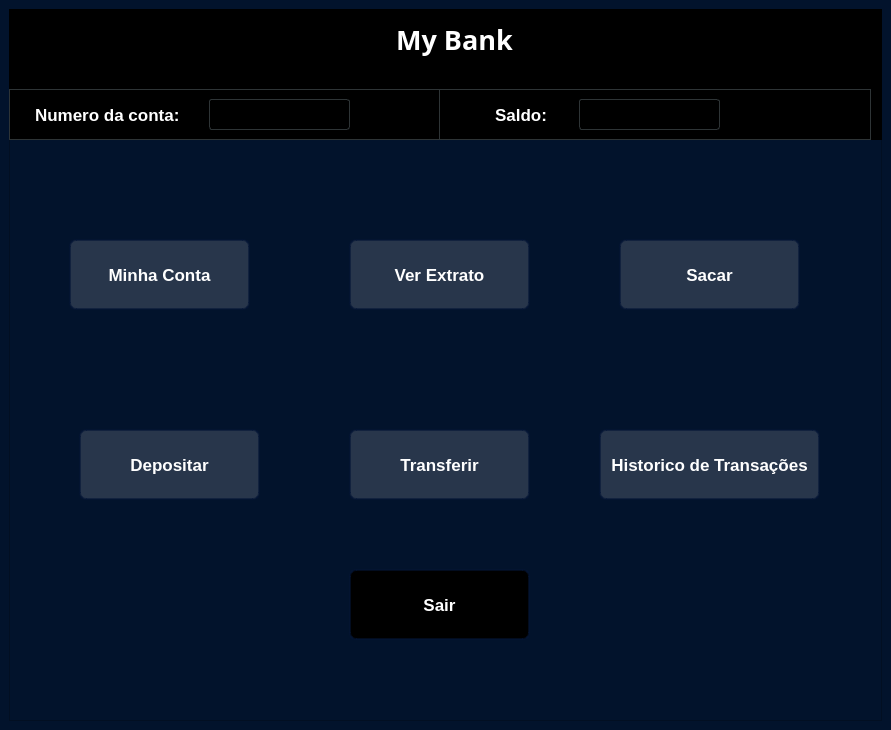
Qt form Telas/tela_menu.ui (David-Marcoss/POO2_Trabalho) before a commit.
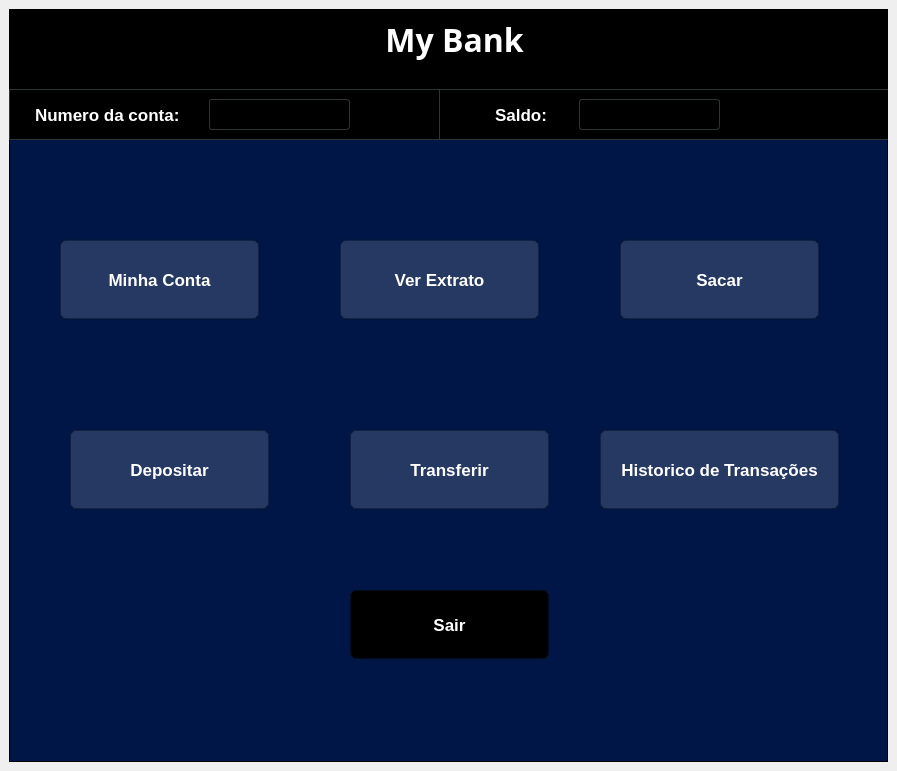
The same form after that commit. Icons and pictures are not drawn.

The edit to the form file:
```diff
--- a/Telas/tela_menu.ui
+++ b/Telas/tela_menu.ui
@@ -6,33 +6,39 @@
    <rect>
     <x>0</x>
     <y>0</y>
-    <width>891</width>
-    <height>730</height>
+    <width>897</width>
+    <height>771</height>
    </rect>
   </property>
   <property name="windowTitle">
    <string>MainWindow</string>
   </property>
   <property name="styleSheet">
-   <string notr="true">background-color: rgb(2, 19, 44);</string>
+   <string notr="true"/>
   </property>
   <widget class="QWidget" name="centralwidget">
+   <property name="styleSheet">
+    <string notr="true">color: rgb(238, 238, 236);</string>
+   </property>
    <layout class="QVBoxLayout" name="verticalLayout">
     <item>
      <widget class="QFrame" name="frame">
+      <property name="styleSheet">
+       <string notr="true">background-color: qlineargradient(spread:pad, x1:0.861, y1:0.881, x2:0.408, y2:0.374545, stop:0.293532 rgba(0, 22, 70, 255));</string>
+      </property>
       <property name="frameShape">
        <enum>QFrame::StyledPanel</enum>
       </property>
       <property name="frameShadow">
-       <enum>QFrame::Raised</enum>
+       <enum>QFrame::Sunken</enum>
       </property>
       <widget class="QPushButton" name="pushButton_7">
        <property name="geometry">
         <rect>
-         <x>60</x>
+         <x>50</x>
          <y>230</y>
-         <width>181</width>
-         <height>71</height>
+         <width>201</width>
+         <height>81</height>
         </rect>
        </property>
        <property name="font">
@@ -63,14 +69,33 @@
        <property name="text">
         <string>Minha Conta</string>
        </property>
+       <property name="icon">
+        <iconset>
+         <normaloff>imagens/icons8-um-círculo-de-usuário-64.png</normaloff>imagens/icons8-um-círculo-de-usuário-64.png</iconset>
+       </property>
+       <property name="iconSize">
+        <size>
+         <width>50</width>
+         <height>50</height>
+        </size>
+       </property>
+       <property name="checkable">
+        <bool>false</bool>
+       </property>
+       <property name="autoRepeat">
+        <bool>false</bool>
+       </property>
+       <property name="autoExclusive">
+        <bool>false</bool>
+       </property>
       </widget>
       <widget class="QPushButton" name="pushButton">
        <property name="geometry">
         <rect>
-         <x>340</x>
+         <x>330</x>
          <y>230</y>
-         <width>181</width>
-         <height>71</height>
+         <width>201</width>
+         <height>81</height>
         </rect>
        </property>
        <property name="font">
@@ -101,14 +126,24 @@
        <property name="text">
         <string>Ver Extrato</string>
        </property>
+       <property name="icon">
+        <iconset>
+         <normaloff>imagens/icons8-property-executável-64.png</normaloff>imagens/icons8-property-executável-64.png</iconset>
+       </property>
+       <property name="iconSize">
+        <size>
+         <width>50</width>
+         <height>50</height>
+        </size>
+       </property>
       </widget>
       <widget class="QPushButton" name="pushButton_3">
        <property name="geometry">
         <rect>
          <x>610</x>
          <y>230</y>
-         <width>181</width>
-         <height>71</height>
+         <width>201</width>
+         <height>81</height>
         </rect>
        </property>
        <property name="font">
@@ -118,6 +153,9 @@
          <bold>true</bold>
         </font>
        </property>
+       <property name="autoFillBackground">
+        <bool>false</bool>
+       </property>
        <property name="styleSheet">
         <string notr="true">QPushButton{
 border-radius: 7px;
@@ -139,14 +177,27 @@
        <property name="text">
         <string>Sacar</string>
        </property>
+       <property name="icon">
+        <iconset>
+         <normaloff>imagens/icons8-fluxo-de-caixa-64.png</normaloff>imagens/icons8-fluxo-de-caixa-64.png</iconset>
+       </property>
+       <property name="iconSize">
+        <size>
+         <width>50</width>
+         <height>50</height>
+        </size>
+       </property>
+       <property name="shortcut">
+        <string extracomment="Sacar"/>
+       </property>
       </widget>
       <widget class="QPushButton" name="pushButton_6">
        <property name="geometry">
         <rect>
          <x>590</x>
          <y>420</y>
-         <width>221</width>
-         <height>71</height>
+         <width>241</width>
+         <height>81</height>
         </rect>
        </property>
        <property name="font">
@@ -177,14 +228,24 @@
        <property name="text">
         <string>Historico de Transações</string>
        </property>
+       <property name="icon">
+        <iconset>
+         <normaloff>imagens/icons8-notícias-64.png</normaloff>imagens/icons8-notícias-64.png</iconset>
+       </property>
+       <property name="iconSize">
+        <size>
+         <width>40</width>
+         <height>40</height>
+        </size>
+       </property>
       </widget>
       <widget class="QPushButton" name="pushButton_5">
        <property name="geometry">
         <rect>
          <x>340</x>
          <y>420</y>
-         <width>181</width>
-         <height>71</height>
+         <width>201</width>
+         <height>81</height>
         </rect>
        </property>
        <property name="font">
@@ -215,14 +276,24 @@
        <property name="text">
         <string>Transferir</string>
        </property>
+       <property name="icon">
+        <iconset>
+         <normaloff>imagens/icons8-transferência-de-dinheiro-64.png</normaloff>imagens/icons8-transferência-de-dinheiro-64.png</iconset>
+       </property>
+       <property name="iconSize">
+        <size>
+         <width>50</width>
+         <height>50</height>
+        </size>
+       </property>
       </widget>
       <widget class="QPushButton" name="pushButton_4">
        <property name="geometry">
         <rect>
-         <x>70</x>
+         <x>60</x>
          <y>420</y>
-         <width>181</width>
-         <height>71</height>
+         <width>201</width>
+         <height>81</height>
         </rect>
        </property>
        <property name="font">
@@ -253,13 +324,23 @@
        <property name="text">
         <string>Depositar</string>
        </property>
+       <property name="icon">
+        <iconset>
+         <normaloff>imagens/icons8-depósito-64.png</normaloff>imagens/icons8-depósito-64.png</iconset>
+       </property>
+       <property name="iconSize">
+        <size>
+         <width>50</width>
+         <height>50</height>
+        </size>
+       </property>
       </widget>
       <widget class="QPushButton" name="pushButton_8">
        <property name="geometry">
         <rect>
          <x>340</x>
-         <y>560</y>
-         <width>181</width>
+         <y>580</y>
+         <width>201</width>
          <height>71</height>
         </rect>
        </property>
@@ -321,8 +402,8 @@
         </property>
         <property name="font">
          <font>
-          <family>Sans Serif</family>
-          <pointsize>20</pointsize>
+          <family>Sawasdee</family>
+          <pointsize>24</pointsize>
           <weight>75</weight>
           <bold>true</bold>
          </font>
@@ -449,7 +530,7 @@
          <rect>
           <x>430</x>
           <y>80</y>
-          <width>432</width>
+          <width>451</width>
           <height>51</height>
          </rect>
         </property>
```
